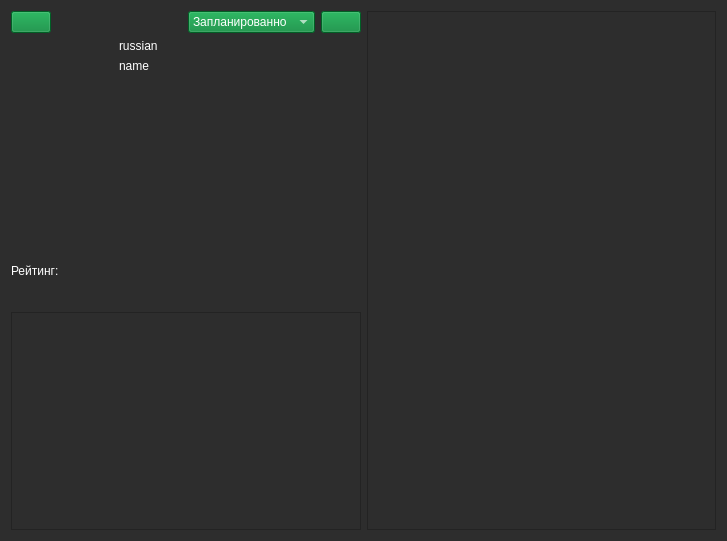
First picture: the form in form/desu_info.ui, repository brandonzorn/Nlight, before the edit.
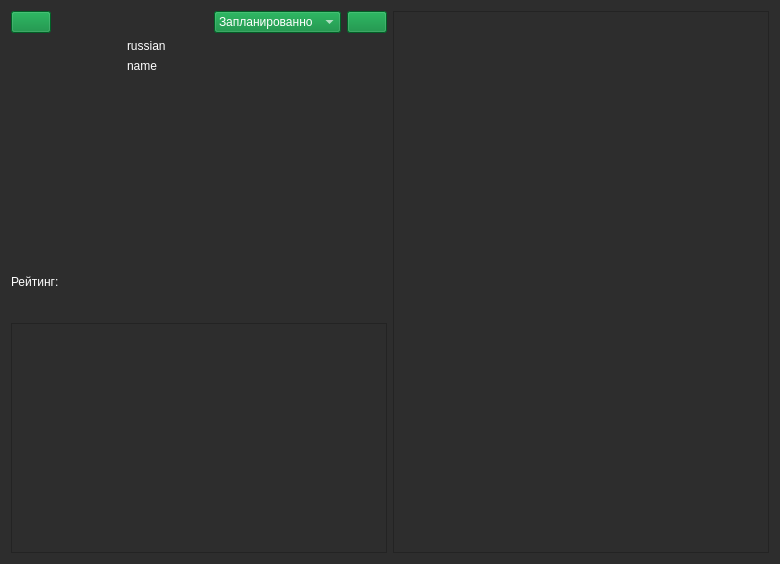
Second picture: the form after the edit. Icons and pictures are not drawn.

Patch:
```diff
--- a/form/desu_info.ui
+++ b/form/desu_info.ui
@@ -6,8 +6,8 @@
    <rect>
     <x>0</x>
     <y>0</y>
-    <width>727</width>
-    <height>541</height>
+    <width>780</width>
+    <height>564</height>
    </rect>
   </property>
   <property name="windowTitle">
```
